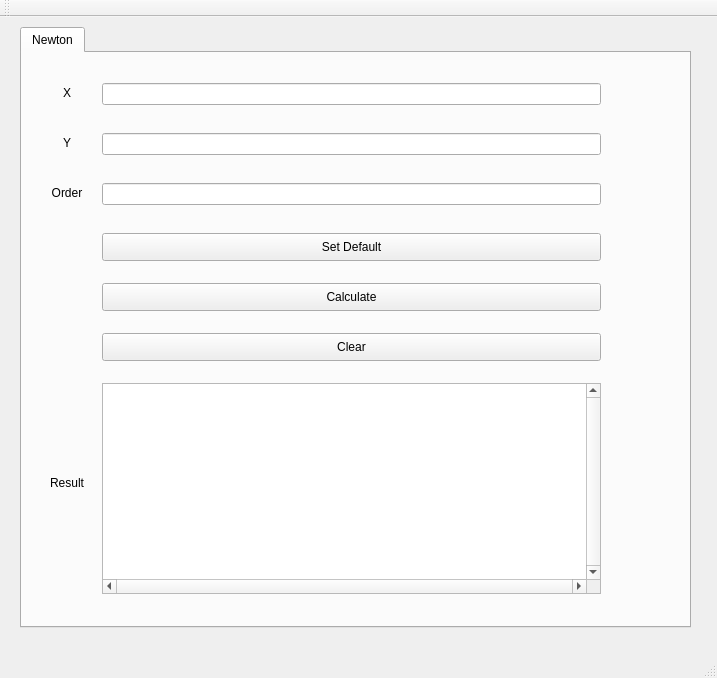
First picture: the form in mainwindow.ui, repository SophiaCarson/MoHuixi, before the edit.
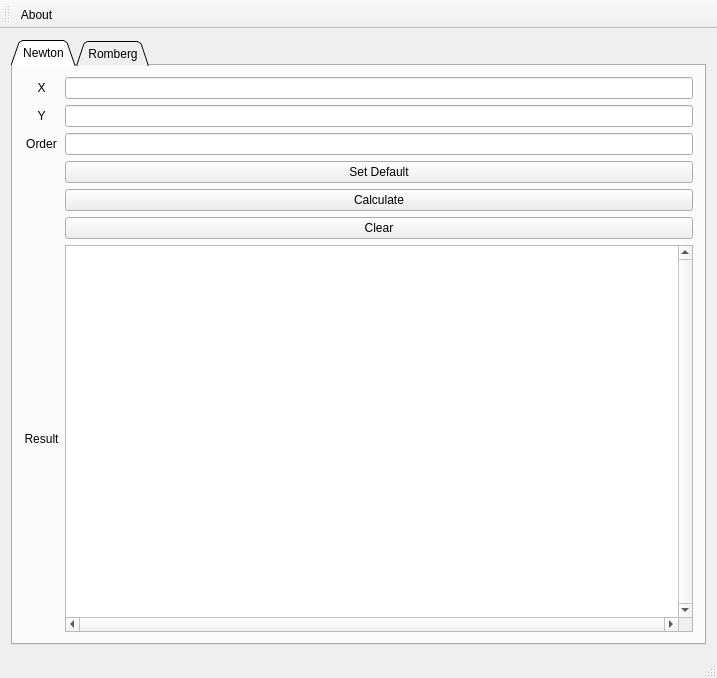
Second picture: the form after the edit. The open tabs and pages were chosen to show the change.

The edit to the form file:
```diff
--- a/mainwindow.ui
+++ b/mainwindow.ui
@@ -14,15 +14,9 @@
    <string>Calculate</string>
   </property>
   <widget class="QWidget" name="centralWidget">
+   <layout class="QGridLayout" name="gridLayout_3">
+    <item row="0" column="0">
    <widget class="QTabWidget" name="tabWidget">
-    <property name="geometry">
-     <rect>
-      <x>20</x>
-      <y>10</y>
-      <width>671</width>
-      <height>601</height>
-     </rect>
-    </property>
     <property name="whatsThis">
      <string>&lt;html&gt;&lt;head/&gt;&lt;body&gt;&lt;p&gt;&lt;br/&gt;&lt;/p&gt;&lt;/body&gt;&lt;/html&gt;</string>
     </property>
@@ -36,8 +30,26 @@
         tabWg.setCurrentIndex(1);
 </string>
     </property>
+      <property name="tabPosition">
+       <enum>QTabWidget::North</enum>
+      </property>
+      <property name="tabShape">
+       <enum>QTabWidget::Triangular</enum>
+      </property>
     <property name="currentIndex">
-     <number>0</number>
+       <number>1</number>
+      </property>
+      <property name="elideMode">
+       <enum>Qt::ElideNone</enum>
+      </property>
+      <property name="documentMode">
+       <bool>false</bool>
+      </property>
+      <property name="tabsClosable">
+       <bool>false</bool>
+      </property>
+      <property name="tabBarAutoHide">
+       <bool>false</bool>
     </property>
     <widget class="QWidget" name="Newton">
      <property name="accessibleName">
@@ -46,112 +58,31 @@
      <attribute name="title">
       <string>Newton</string>
      </attribute>
-     <widget class="QLabel" name="order">
-      <property name="geometry">
-       <rect>
-        <x>10</x>
-        <y>130</y>
-        <width>70</width>
-        <height>20</height>
-       </rect>
-      </property>
-      <property name="text">
-       <string>Order</string>
-      </property>
-      <property name="alignment">
-       <set>Qt::AlignCenter</set>
-      </property>
-     </widget>
-     <widget class="QLineEdit" name="orderLine">
-      <property name="geometry">
-       <rect>
-        <x>80</x>
-        <y>130</y>
-        <width>499</width>
-        <height>22</height>
-       </rect>
-      </property>
-     </widget>
-     <widget class="QTextBrowser" name="resultLine">
-      <property name="geometry">
-       <rect>
-        <x>80</x>
-        <y>330</y>
-        <width>499</width>
-        <height>211</height>
-       </rect>
-      </property>
-      <property name="layoutDirection">
-       <enum>Qt::LeftToRight</enum>
-      </property>
-      <property name="autoFillBackground">
-       <bool>false</bool>
-      </property>
-      <property name="verticalScrollBarPolicy">
-       <enum>Qt::ScrollBarAlwaysOn</enum>
-      </property>
-      <property name="horizontalScrollBarPolicy">
-       <enum>Qt::ScrollBarAlwaysOn</enum>
-      </property>
-      <property name="html">
-       <string>&lt;!DOCTYPE HTML PUBLIC &quot;-//W3C//DTD HTML 4.0//EN&quot; &quot;http://www.w3.org/TR/REC-html40/strict.dtd&quot;&gt;
-&lt;html&gt;&lt;head&gt;&lt;meta name=&quot;qrichtext&quot; content=&quot;1&quot; /&gt;&lt;style type=&quot;text/css&quot;&gt;
-p, li { white-space: pre-wrap; }
-&lt;/style&gt;&lt;/head&gt;&lt;body style=&quot; font-family:'MS Shell Dlg 2'; font-size:7.8pt; font-weight:400; font-style:normal;&quot;&gt;
-&lt;p style=&quot;-qt-paragraph-type:empty; margin-top:0px; margin-bottom:0px; margin-left:0px; margin-right:0px; -qt-block-indent:0; text-indent:0px;&quot;&gt;&lt;br /&gt;&lt;/p&gt;&lt;/body&gt;&lt;/html&gt;</string>
-      </property>
-     </widget>
-     <widget class="QPushButton" name="defaultB">
-      <property name="geometry">
-       <rect>
-        <x>80</x>
-        <y>180</y>
-        <width>499</width>
-        <height>28</height>
-       </rect>
-      </property>
-      <property name="text">
-       <string>Set Default</string>
-      </property>
-     </widget>
-     <widget class="QPushButton" name="newtonCal">
-      <property name="enabled">
-       <bool>true</bool>
-      </property>
-      <property name="geometry">
-       <rect>
-        <x>80</x>
-        <y>230</y>
-        <width>499</width>
-        <height>28</height>
-       </rect>
-      </property>
-      <property name="text">
-       <string>Calculate</string>
-      </property>
-     </widget>
+       <layout class="QGridLayout" name="gridLayout_4">
+        <item row="0" column="0">
+         <layout class="QGridLayout" name="gridLayout">
+          <item row="5" column="1">
      <widget class="QPushButton" name="clearB">
-      <property name="geometry">
-       <rect>
-        <x>80</x>
-        <y>280</y>
-        <width>499</width>
-        <height>28</height>
-       </rect>
-      </property>
       <property name="text">
        <string>Clear</string>
       </property>
      </widget>
+          </item>
+          <item row="2" column="1">
+           <widget class="QLineEdit" name="orderLine"/>
+          </item>
+          <item row="4" column="1">
+           <widget class="QPushButton" name="newtonCal">
+            <property name="enabled">
+             <bool>true</bool>
+            </property>
+            <property name="text">
+             <string>Calculate</string>
+            </property>
+           </widget>
+          </item>
+          <item row="6" column="0">
      <widget class="QLabel" name="label">
-      <property name="geometry">
-       <rect>
-        <x>10</x>
-        <y>390</y>
-        <width>70</width>
-        <height>79</height>
-       </rect>
-      </property>
       <property name="text">
        <string>Result</string>
       </property>
@@ -159,31 +90,19 @@
        <set>Qt::AlignCenter</set>
       </property>
      </widget>
-     <widget class="QLabel" name="xLabel">
-      <property name="geometry">
-       <rect>
-        <x>10</x>
-        <y>30</y>
-        <width>70</width>
-        <height>20</height>
-       </rect>
-      </property>
+          </item>
+          <item row="3" column="1">
+           <widget class="QPushButton" name="defaultB">
       <property name="text">
-       <string>X</string>
-      </property>
-      <property name="alignment">
-       <set>Qt::AlignCenter</set>
-      </property>
-     </widget>
+             <string>Set Default</string>
+            </property>
+           </widget>
+          </item>
+          <item row="0" column="1">
+           <widget class="QLineEdit" name="xLine"/>
+          </item>
+          <item row="1" column="0">
      <widget class="QLabel" name="yLabel">
-      <property name="geometry">
-       <rect>
-        <x>10</x>
-        <y>80</y>
-        <width>70</width>
-        <height>20</height>
-       </rect>
-      </property>
       <property name="text">
        <string>Y</string>
       </property>
@@ -203,25 +122,118 @@
        <cstring></cstring>
       </property>
      </widget>
-     <widget class="QLineEdit" name="xLine">
-      <property name="geometry">
-       <rect>
-        <x>80</x>
-        <y>30</y>
-        <width>499</width>
-        <height>22</height>
-       </rect>
-      </property>
-     </widget>
+          </item>
+          <item row="0" column="0">
+           <widget class="QLabel" name="xLabel">
+            <property name="text">
+             <string>X</string>
+            </property>
+            <property name="alignment">
+             <set>Qt::AlignCenter</set>
+            </property>
+           </widget>
+          </item>
+          <item row="1" column="1">
      <widget class="QLineEdit" name="yLine">
+            <property name="maximumSize">
+             <size>
+              <width>16777215</width>
+              <height>22</height>
+             </size>
+            </property>
+           </widget>
+          </item>
+          <item row="2" column="0">
+           <widget class="QLabel" name="order">
+            <property name="text">
+             <string>Order</string>
+            </property>
+            <property name="alignment">
+             <set>Qt::AlignCenter</set>
+            </property>
+           </widget>
+          </item>
+          <item row="6" column="1">
+           <widget class="QTextBrowser" name="resultLine">
+            <property name="layoutDirection">
+             <enum>Qt::LeftToRight</enum>
+            </property>
+            <property name="autoFillBackground">
+             <bool>false</bool>
+            </property>
+            <property name="verticalScrollBarPolicy">
+             <enum>Qt::ScrollBarAlwaysOn</enum>
+            </property>
+            <property name="horizontalScrollBarPolicy">
+             <enum>Qt::ScrollBarAlwaysOn</enum>
+            </property>
+            <property name="html">
+             <string>&lt;!DOCTYPE HTML PUBLIC &quot;-//W3C//DTD HTML 4.0//EN&quot; &quot;http://www.w3.org/TR/REC-html40/strict.dtd&quot;&gt;
+&lt;html&gt;&lt;head&gt;&lt;meta name=&quot;qrichtext&quot; content=&quot;1&quot; /&gt;&lt;style type=&quot;text/css&quot;&gt;
+p, li { white-space: pre-wrap; }
+&lt;/style&gt;&lt;/head&gt;&lt;body style=&quot; font-family:'MS Shell Dlg 2'; font-size:7.8pt; font-weight:400; font-style:normal;&quot;&gt;
+&lt;p style=&quot;-qt-paragraph-type:empty; margin-top:0px; margin-bottom:0px; margin-left:0px; margin-right:0px; -qt-block-indent:0; text-indent:0px;&quot;&gt;&lt;br /&gt;&lt;/p&gt;&lt;/body&gt;&lt;/html&gt;</string>
+            </property>
+           </widget>
+          </item>
+         </layout>
+        </item>
+       </layout>
+      </widget>
+      <widget class="QWidget" name="Romberg">
+       <property name="contextMenuPolicy">
+        <enum>Qt::ActionsContextMenu</enum>
+       </property>
+       <attribute name="title">
+        <string>Romberg</string>
+       </attribute>
+       <widget class="QWidget" name="">
       <property name="geometry">
        <rect>
-        <x>80</x>
-        <y>80</y>
-        <width>499</width>
-        <height>22</height>
-       </rect>
-      </property>
+          <x>12</x>
+          <y>12</y>
+          <width>651</width>
+          <height>541</height>
+         </rect>
+        </property>
+        <layout class="QGridLayout" name="gridLayout_2">
+         <item row="0" column="0">
+          <widget class="QLabel" name="xLabel_3">
+           <property name="text">
+            <string>Function</string>
+           </property>
+           <property name="alignment">
+            <set>Qt::AlignCenter</set>
+           </property>
+          </widget>
+         </item>
+         <item row="0" column="1" colspan="3">
+          <widget class="QLineEdit" name="function"/>
+         </item>
+         <item row="1" column="0">
+          <widget class="QLabel" name="yLabel_3">
+           <property name="text">
+            <string>a</string>
+           </property>
+           <property name="textFormat">
+            <enum>Qt::AutoText</enum>
+           </property>
+           <property name="scaledContents">
+            <bool>false</bool>
+           </property>
+           <property name="alignment">
+            <set>Qt::AlignCenter</set>
+           </property>
+           <property name="wordWrap">
+            <bool>false</bool>
+           </property>
+           <property name="buddy">
+            <cstring></cstring>
+           </property>
+          </widget>
+         </item>
+         <item row="1" column="1">
+          <widget class="QLineEdit" name="aLine">
       <property name="maximumSize">
        <size>
         <width>16777215</width>
@@ -229,8 +241,93 @@
        </size>
       </property>
      </widget>
-    </widget>
-   </widget>
+         </item>
+         <item row="1" column="2">
+          <widget class="QLabel" name="label_4">
+           <property name="text">
+            <string>b</string>
+           </property>
+          </widget>
+         </item>
+         <item row="1" column="3">
+          <widget class="QLineEdit" name="bLine"/>
+         </item>
+         <item row="2" column="0">
+          <widget class="QLabel" name="order_3">
+           <property name="text">
+            <string>Order</string>
+           </property>
+           <property name="alignment">
+            <set>Qt::AlignCenter</set>
+           </property>
+          </widget>
+         </item>
+         <item row="2" column="1" colspan="3">
+          <widget class="QLineEdit" name="RorderLine"/>
+         </item>
+         <item row="3" column="1" colspan="3">
+          <widget class="QPushButton" name="RdefaultB_3">
+           <property name="text">
+            <string>Set Default</string>
+           </property>
+          </widget>
+         </item>
+         <item row="4" column="1" colspan="3">
+          <widget class="QPushButton" name="RombergCal_3">
+           <property name="enabled">
+            <bool>true</bool>
+           </property>
+           <property name="text">
+            <string>Calculate</string>
+           </property>
+          </widget>
+         </item>
+         <item row="5" column="1" colspan="3">
+          <widget class="QPushButton" name="RclearB_3">
+           <property name="text">
+            <string>Clear</string>
+           </property>
+          </widget>
+         </item>
+         <item row="6" column="0">
+          <widget class="QLabel" name="label_3">
+           <property name="text">
+            <string>Result</string>
+           </property>
+           <property name="alignment">
+            <set>Qt::AlignCenter</set>
+           </property>
+          </widget>
+         </item>
+         <item row="6" column="1" colspan="3">
+          <widget class="QTextBrowser" name="RresultLine">
+           <property name="layoutDirection">
+            <enum>Qt::LeftToRight</enum>
+           </property>
+           <property name="autoFillBackground">
+            <bool>false</bool>
+           </property>
+           <property name="verticalScrollBarPolicy">
+            <enum>Qt::ScrollBarAlwaysOn</enum>
+           </property>
+           <property name="horizontalScrollBarPolicy">
+            <enum>Qt::ScrollBarAlwaysOn</enum>
+           </property>
+           <property name="html">
+            <string>&lt;!DOCTYPE HTML PUBLIC &quot;-//W3C//DTD HTML 4.0//EN&quot; &quot;http://www.w3.org/TR/REC-html40/strict.dtd&quot;&gt;
+&lt;html&gt;&lt;head&gt;&lt;meta name=&quot;qrichtext&quot; content=&quot;1&quot; /&gt;&lt;style type=&quot;text/css&quot;&gt;
+p, li { white-space: pre-wrap; }
+&lt;/style&gt;&lt;/head&gt;&lt;body style=&quot; font-family:'MS Shell Dlg 2'; font-size:7.8pt; font-weight:400; font-style:normal;&quot;&gt;
+&lt;p style=&quot;-qt-paragraph-type:empty; margin-top:0px; margin-bottom:0px; margin-left:0px; margin-right:0px; -qt-block-indent:0; text-indent:0px;&quot;&gt;&lt;br /&gt;&lt;/p&gt;&lt;/body&gt;&lt;/html&gt;</string>
+           </property>
+          </widget>
+         </item>
+        </layout>
+       </widget>
+      </widget>
+     </widget>
+    </item>
+   </layout>
   </widget>
   <widget class="QMenuBar" name="menuBar">
    <property name="geometry">
@@ -249,8 +346,20 @@
    <attribute name="toolBarBreak">
     <bool>false</bool>
    </attribute>
+   <addaction name="actionAbout"/>
   </widget>
   <widget class="QStatusBar" name="statusBar"/>
+  <action name="actionAbout">
+   <property name="text">
+    <string>About</string>
+   </property>
+   <property name="toolTip">
+    <string>About</string>
+   </property>
+   <property name="shortcut">
+    <string>Ctrl+A</string>
+   </property>
+  </action>
  </widget>
  <layoutdefault spacing="6" margin="11"/>
  <resources/>
```
Left out of the diff: 2 changed lines with no effect on the pictures. Lines whose indentation alone changed are shown as unchanged.
